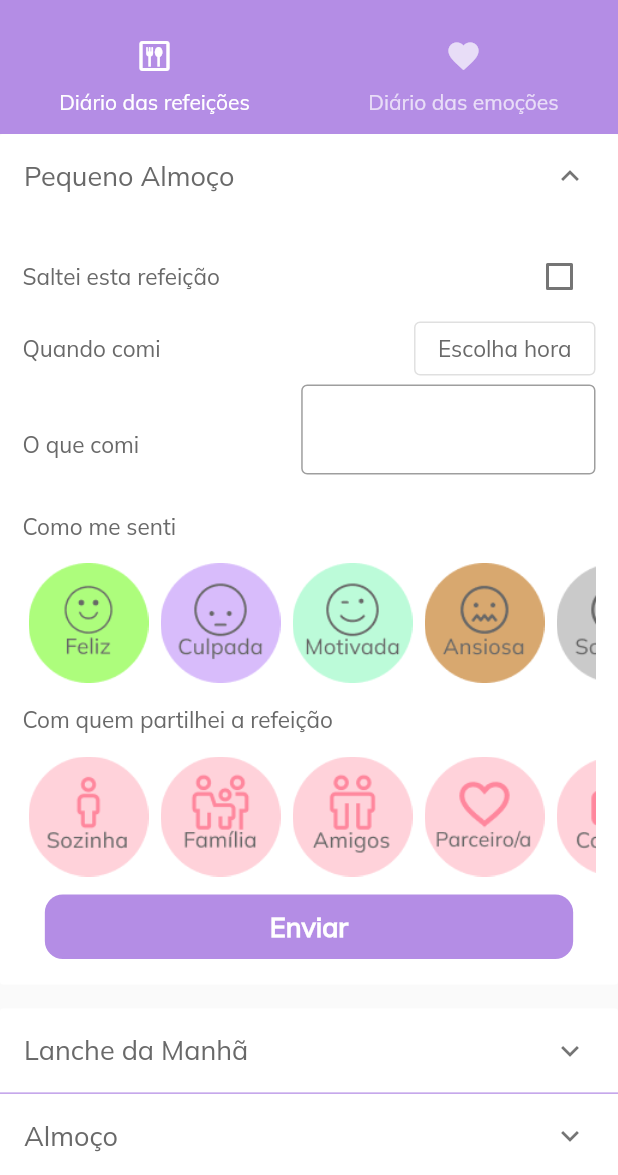
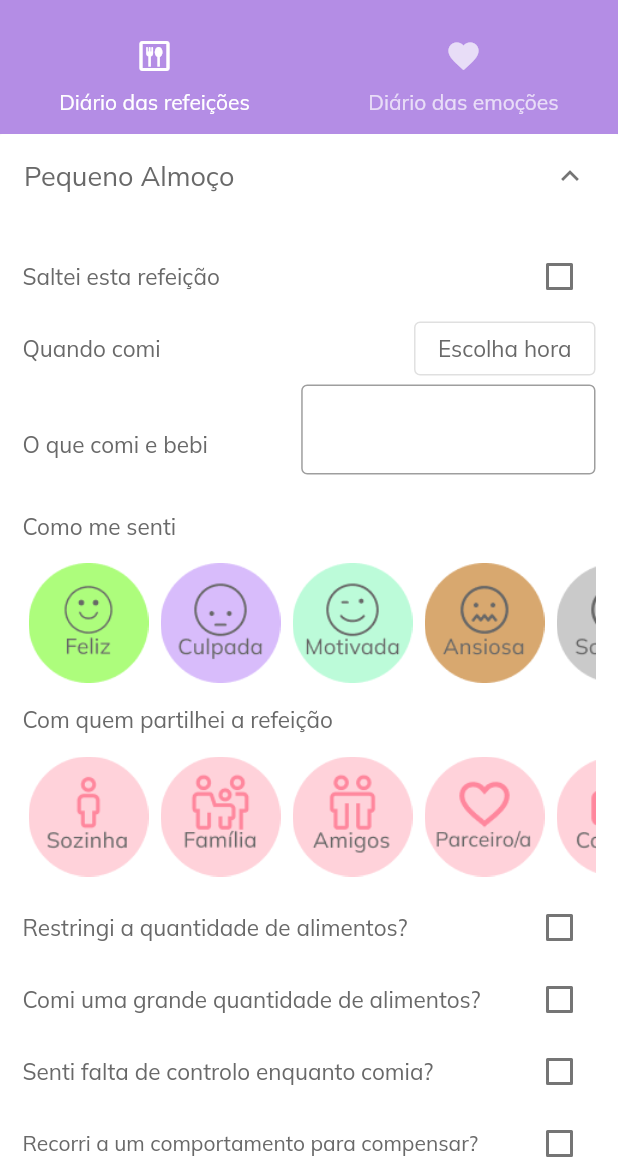
Before and after one commit to MartaMariz/PI_PCAs, a Flutter app: the AddRecord screen opened directly, after a tap on "Pequeno Almoço", on a phone screen of 412 x 824 dp, the part 61-1236 px from its top. Run offline on Flutter 3.47's test engine with Material 2 defaults, Android fonts, the phone set to English and light mode, and no system bars; our stand-ins replace cloud_firestore, firebase_auth, firebase_core, firebase_messaging, flutter_local_notifications, flutter_native_timezone and 1 more; accounts and stored records are empty.

Commit message:
Add necessary info to diario das refeiçoes

```diff
--- a/lib/view/pages/module/modules_home_view.dart
+++ b/lib/view/pages/module/modules_home_view.dart
@@ -46,6 +46,12 @@ class _ModulesState extends State<Modules>{
   }
 
   @override
+  void dispose() {
+    _modules.clear();
+    super.dispose();
+  }
+
+  @override
   Widget build(BuildContext context) {
     return Scaffold(
       appBar: AppBar(
--- a/lib/view/widgets/meal_card.dart
+++ b/lib/view/widgets/meal_card.dart
@@ -65,11 +65,26 @@ class _MealCardState extends State<MealCard>{
     "Colegas"
   ];
 
+  List<String> behaviours = [
+    "Exercício físico excessivo",
+    "Vomitar",
+    "Tomar laxantes",
+    "Tomar medicação para emagrecer",
+    "Mastigar e cuspir",
+    "Esconder comida",
+    "Contar calorias"
+  ];
+
   late bool skipped;
   final TextEditingController _foodController = TextEditingController();
   final TextEditingController _timeController = TextEditingController(text: "Escolha hora");
   late int feeling;
   late int share;
+  late bool restrict;
+  late bool quantity;
+  late bool control;
+  late bool behaviour;
+  late int compensation;
 
   late AppUser user;
   final DatabaseService _database = DatabaseService();
@@ -78,8 +93,13 @@ class _MealCardState extends State<MealCard>{
   void initState(){
     super.initState();
     skipped = false;
+    restrict = false;
+    quantity = false;
+    control = false;
+    behaviour = false;
     feeling = -1;
     share = -1;
+    compensation = -1;
   }
 
   Future sendData() async{
@@ -95,7 +115,8 @@ class _MealCardState extends State<MealCard>{
     }
 
     if ((_timeController.text != "Escolha hora" && feeling != -1 && share != -1
-        && _foodController.text.isNotEmpty) || skipped) {
+        && _foodController.text.isNotEmpty &&
+        ((behaviour && compensation != -1) || !behaviour)) || skipped) {
       await _database.updateRecordData(
           userCode,
           skipped,
@@ -104,7 +125,13 @@ class _MealCardState extends State<MealCard>{
           widget.meal,
           feeling == -1? "" : emotions[feeling],
           share == -1? "" : shares[share],
-          _foodController.text);
+          _foodController.text,
+          restrict,
+          quantity,
+          control,
+          behaviour,
+          compensation == -1? "" : behaviours[compensation]
+      );
       showDialog(
           context: context,
           builder: (context) {
@@ -120,11 +147,10 @@ class _MealCardState extends State<MealCard>{
           builder: (context) {
             return const AlertDialog(
               title: Text('Oops!'),
-              content: Text("Deve preencher os campos todos se quiser enviar os dados."),
+              content: Text("Deves preencher os campos todos se quiseres enviar os dados."),
             );
           });
     }
-
   }
 
 
@@ -196,7 +222,7 @@ class _MealCardState extends State<MealCard>{
                   mainAxisAlignment: MainAxisAlignment.start,
                   crossAxisAlignment: CrossAxisAlignment.center,
                   children: [
-                    const Text("O que comi",
+                    const Text("O que comi e bebi",
                       style: TextStyle(color: textGrayColor, fontSize: 15),),
                     const Spacer(),
                     SizedBox(
@@ -276,7 +302,77 @@ class _MealCardState extends State<MealCard>{
                       ),
                     ],
                   ),
-                )
+                ),
+                Row(
+                  children: [
+                    const Text("Restringi a quantidade de alimentos?",
+                      style: TextStyle(color: textGrayColor, fontSize: 15)
+                      ,),
+                    const Spacer(),
+                    Checkbox(value: restrict,
+                        onChanged: (b) {
+                          setState(() => (restrict = b!));}
+                    )
+                  ],
+                ),
+                Row(
+                  children: [
+                    const Text("Comi uma grande quantidade de alimentos?",
+                      style: TextStyle(color: textGrayColor, fontSize: 15)
+                      ,),
+                    const Spacer(),
+                    Checkbox(value: quantity,
+                        onChanged: (b) {
+                          setState(() => (quantity = b!));}
+                    )
+                  ],
+                ),
+                Row(
+                  children: [
+                    const Text("Senti falta de controlo enquanto comia?",
+                      style: TextStyle(color: textGrayColor, fontSize: 15)
+                      ,),
+                    const Spacer(),
+                    Checkbox(value: control,
+                        onChanged: (b) {
+                          setState(() => (control = b!));}
+                    )
+                  ],
+                ),
+                Row(
+                  children: [
+                    const Text("Recorri a um comportamento para compensar?",
+                      style: TextStyle(color: textGrayColor, fontSize: 14)
+                      ,),
+                    const Spacer(),
+                    Checkbox(value: behaviour,
+                        onChanged: (b) {
+                          setState(() => (behaviour = b!));}
+                    )
+                  ],
+                ),
+                if(behaviour)
+                  Column(
+                    children: [
+                      SizedBox(
+                        width: width-25,
+                        height: 150,
+                        child: Column(
+                          children: [
+                            Expanded(
+                                child: ListView.builder(
+                                    scrollDirection: Axis.vertical,
+                                    itemCount: behaviours.length,
+                                    itemBuilder: (BuildContext ctx, int index){
+                                      return listBehaviours(behaviours[index], index);
+                                    }
+                                )
+                            ),
+                          ],
+                        ),
+                      ),
+                    ],
+                  )
               ],
             ),
 
@@ -331,4 +427,19 @@ class _MealCardState extends State<MealCard>{
     );
   }
 
+  Widget listBehaviours(String b, int index) {
+    return GestureDetector(
+        onTap: () {setState(() {
+          compensation = index;
+        });},
+        child: Padding(
+          padding: const EdgeInsets.all(4),
+          child: Text(b,
+            style: TextStyle(color: compensation == index?
+            mainColor : textGrayColor, fontSize: 15),
+          ),
+        )
+    );
+  }
+
 }
```
Also changed, not shown: lib/services/database.dart (+6 -1 lines).
